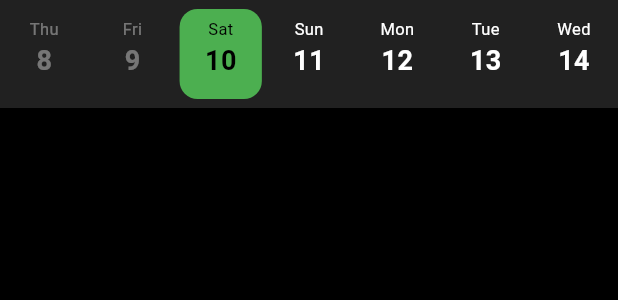
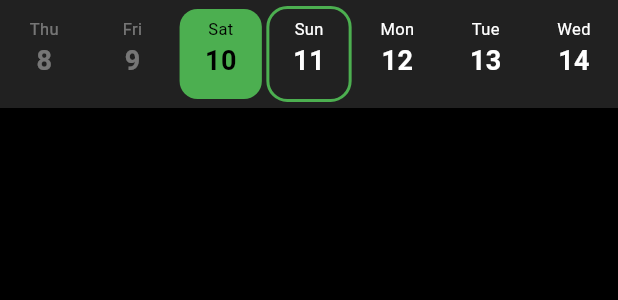
Before and after one commit to nikvujic/mob-util-app, a Flutter app: the DayStrip widget shown alone on an empty page, opened directly with empty values, after a tap on "Sun", on a phone screen of 412 x 824 dp. Shown: the top 300 px of the screen. Run offline on Flutter 3.47's test engine with Material 3 defaults, Android fonts, the phone set to English and light mode, and no system bars; our stand-ins replace file_picker, flutter_riverpod, package_info_plus; missing offline and left inert: cryptography.

Commit message:
Planner day strip: live preview while swiping, framed middle slot
The day in the middle of the strip is now the selected one while
swiping (every scroll update), not only once the swipe ends, so the
header and timeline follow along. A fixed accent frame marks the middle
slot, showing which day is (about to be) selected. A test holds a swipe
mid-way and checks the next day is already shown.

```diff
--- a/lib/widgets/day_strip.dart
+++ b/lib/widgets/day_strip.dart
@@ -3,8 +3,9 @@ import 'package:the_app/core/format.dart';
 import 'package:the_app/core/theme.dart';
 
 /// A horizontal strip of days, a week wide. Swiping scrolls freely (a fast
-/// swipe travels far) and then snaps a day into the middle, which becomes
-/// the selected day; tapping a day selects it too. Today is outlined, and
+/// swipe travels far) and snaps a day into the middle. The day in the
+/// middle (framed) is the selected one, live while swiping, so the page
+/// previews each day as it passes; tapping a day brings it there. Today is outlined, and
 /// days that have something on them ([hasItems]) get a dot.
 ///
 /// It starts at [firstDay]; the 3 days before it are shown greyed out as
@@ -65,9 +66,16 @@ class _DayStripState extends State<DayStrip> {
     );
   }
 
+  /// Live: whichever day is in the middle is the selected one, also while
+  /// swiping, so the page can preview each day as it passes.
   bool _onScroll(ScrollNotification notification) {
-    if (notification is ScrollEndNotification && _extent > 0) {
-      final index = (notification.metrics.pixels / _extent).round();
+    if (_extent > 0 &&
+        (notification is ScrollUpdateNotification ||
+            notification is ScrollEndNotification)) {
+      final index = (notification.metrics.pixels / _extent)
+          .round()
+          .clamp(0, _dayCount - 1)
+          .toInt();
       final day = addDays(widget.firstDay, index);
       if (daysBetween(day, widget.selected) != 0) widget.onSelected(day);
     }
@@ -111,7 +119,7 @@ class _DayStripState extends State<DayStrip> {
                 initialScrollOffset: _offsetOf(_indexOf(widget.selected)),
               );
               const filler = DayStrip.fillerDays;
-              return NotificationListener<ScrollNotification>(
+              final list = NotificationListener<ScrollNotification>(
                 onNotification: _onScroll,
                 child: ListView.builder(
                   controller: controller,
@@ -133,6 +141,36 @@ class _DayStripState extends State<DayStrip> {
                     );
                   },
                 ),
+              );
+              // A fixed frame on the middle slot: the day there is (or is
+              // about to be) the selected one.
+              return Stack(
+                children: [
+                  list,
+                  Positioned(
+                    left: filler * _extent,
+                    width: _extent,
+                    top: 0,
+                    bottom: 0,
+                    child: IgnorePointer(
+                      child: Padding(
+                        padding: const EdgeInsets.symmetric(
+                          horizontal: 1,
+                          vertical: 4,
+                        ),
+                        child: DecoratedBox(
+                          decoration: BoxDecoration(
+                            borderRadius: BorderRadius.circular(14),
+                            border: Border.all(
+                              color: context.colors.accent,
+                              width: 2,
+                            ),
+                          ),
+                        ),
+                      ),
+                    ),
+                  ),
+                ],
               );
             },
           ),
```
Also changed, not shown: 3 other files.
